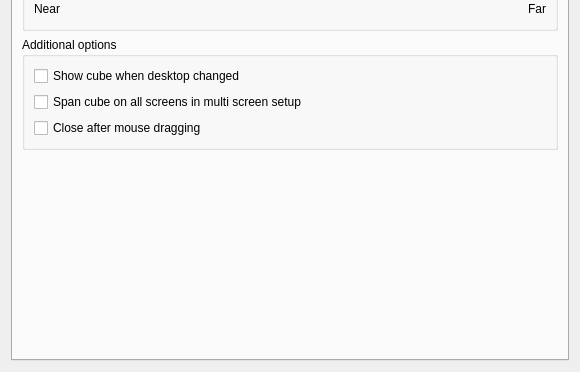
Above: effects/cube_config.ui from KDE/kwin before the change; both pictures show x 0 to 580 and y 223 to 595 of the 580 by 595 pixel window. Below: the same form after it.
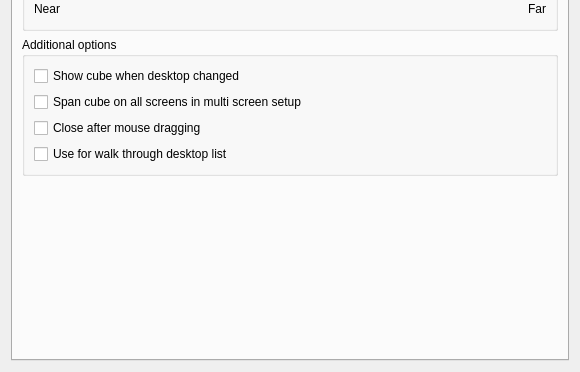
That is the form after the change. The open tabs and pages were chosen to show the change. Custom widgets are drawn as their Qt base class.

Commit message: Cube/Cylinder/Sphere can be used for "walk through desktop" functionality. This new mode has to be enabled in the settings. Default is off. Mouse functionality is disabled in this tab box mode. CCBUG: 169888

Diff of the .ui file:
```diff
--- a/effects/cube_config.ui
+++ b/effects/cube_config.ui
@@ -405,6 +405,13 @@
             </property>
            </widget>
           </item>
+          <item>
+           <widget class="QCheckBox" name="walkThroughDesktopBox" >
+            <property name="text" >
+             <string>Use for walk through desktop list</string>
+            </property>
+           </widget>
+          </item>
          </layout>
         </widget>
        </item>
```
The commit also changes 7 other files.
